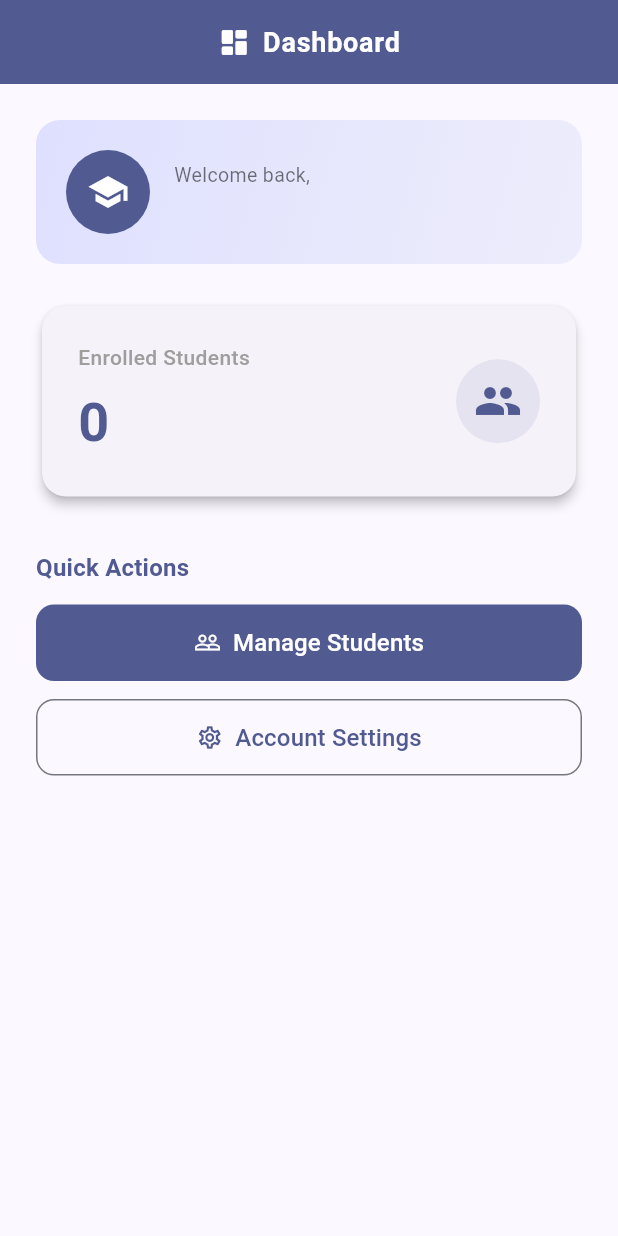
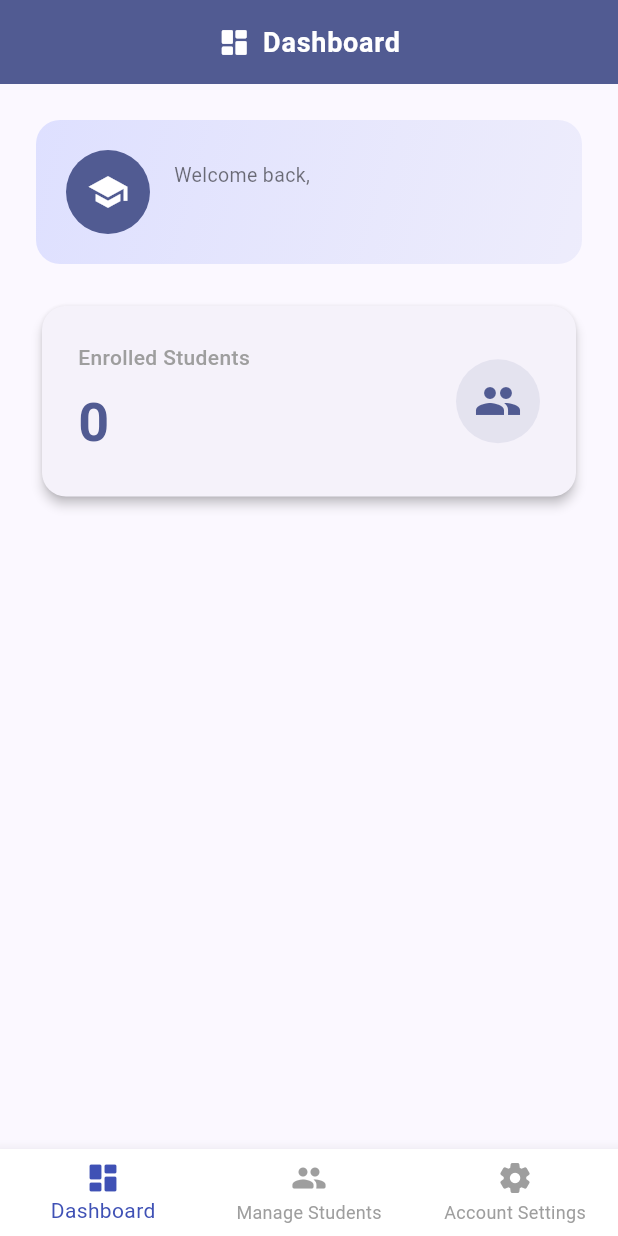
Before and after one commit to Charlenef11/student_information_app, a Flutter app: the screen it shows once a user with an empty profile is signed in, on a phone screen of 412 x 824 dp. Run offline on Flutter 3.47's test engine with Material 3 defaults, Android fonts, the phone set to English and light mode, and no system bars; our stand-ins replace cloud_firestore, firebase_auth, firebase_core; accounts and stored records are empty.

Commit message:
Added bottom navigation bar and updated dashboard

```diff
--- a/lib/main.dart
+++ b/lib/main.dart
@@ -1,10 +1,8 @@
-
-
 import 'package:firebase_auth/firebase_auth.dart';
 import 'package:firebase_core/firebase_core.dart';
 import 'package:flutter/material.dart';
+import 'package:student_information_app/pages/main_navigation.dart';
 import 'firebase_options.dart';
-import 'pages/dashboard_page.dart';
 import 'pages/login_page.dart';
 
 Future<void> main() async {
@@ -29,7 +27,7 @@ class StudentInformationApp extends StatelessWidget {
               body: Center(child: CircularProgressIndicator()),
             );
           }
-          return snapshot.hasData ? const DashboardPage() : const LoginPage();
+          return snapshot.hasData ? const MainNavigation() : const LoginPage();
         },
       ),
     );
--- a/lib/pages/dashboard_page.dart
+++ b/lib/pages/dashboard_page.dart
@@ -1,15 +1,19 @@
 import 'package:cloud_firestore/cloud_firestore.dart';
 import 'package:firebase_auth/firebase_auth.dart';
 import 'package:flutter/material.dart';
-import 'account_settings_page.dart';
-import 'students_page.dart';
 
 class DashboardPage extends StatelessWidget {
   const DashboardPage({super.key});
 
   @override
   Widget build(BuildContext context) {
-    final user = FirebaseAuth.instance.currentUser!;
+    final user = FirebaseAuth.instance.currentUser;
+    if (user == null) {
+      return const Scaffold(
+        body: Center(child: CircularProgressIndicator()),
+      );
+    }
+
     final students = FirebaseFirestore.instance
         .collection('users')
         .doc(user.uid)
@@ -18,7 +22,6 @@ class DashboardPage extends StatelessWidget {
     final theme = Theme.of(context);
 
     return Scaffold(
-      // Solid color AppBar na may icon at tugma sa tema
       appBar: AppBar(
         centerTitle: true,
         elevation: 0,
@@ -107,7 +110,10 @@ class DashboardPage extends StatelessWidget {
                     color: Colors.redAccent,
                     child: Padding(
                       padding: EdgeInsets.all(16.0),
-                      child: Text('Unable to load student count.', style: TextStyle(color: Colors.white)),
+                      child: Text(
+                        'Unable to load student count.',
+                        style: TextStyle(color: Colors.white),
+                      ),
                     ),
                   );
                 }
@@ -152,7 +158,9 @@ class DashboardPage extends StatelessWidget {
                         CircleAvatar(
                           radius: 28,
                           // ignore: deprecated_member_use
-                          backgroundColor: theme.colorScheme.primary.withOpacity(0.1),
+                          backgroundColor:
+                              // ignore: deprecated_member_use
+                              theme.colorScheme.primary.withOpacity(0.1),
                           child: Icon(
                             Icons.group,
                             size: 32,
@@ -165,54 +173,13 @@ class DashboardPage extends StatelessWidget {
                 );
               },
             ),
-            const SizedBox(height: 32),
-
-            // Navigation Actions
-            Text(
-              'Quick Actions',
-              style: theme.textTheme.titleMedium?.copyWith(
-                fontWeight: FontWeight.bold,
-                color: theme.colorScheme.primary,
-              ),
-            ),
-            const SizedBox(height: 12),
-
-            FilledButton.icon(
-              onPressed: () => Navigator.push(
-                context,
-                MaterialPageRoute(builder: (_) => const StudentsPage()),
-              ),
-              icon: const Icon(Icons.people_outline),
-              label: const Text('Manage Students', style: TextStyle(fontSize: 16)),
-              style: FilledButton.styleFrom(
-                padding: const EdgeInsets.symmetric(vertical: 14),
-                shape: RoundedRectangleBorder(
-                  borderRadius: BorderRadius.circular(12),
-                ),
-              ),
-            ),
-            const SizedBox(height: 12),
-
-            OutlinedButton.icon(
-              onPressed: () => Navigator.push(
-                context,
-                MaterialPageRoute(builder: (_) => const AccountSettingsPage()),
-              ),
-              icon: const Icon(Icons.settings_outlined),
-              label: const Text('Account Settings', style: TextStyle(fontSize: 16)),
-              style: OutlinedButton.styleFrom(
-                padding: const EdgeInsets.symmetric(vertical: 14),
-                shape: RoundedRectangleBorder(
-                  borderRadius: BorderRadius.circular(12),
-                ),
-              ),
-            ),
           ],
         ),
       ),
     );
   }
 }
+
 
 
 
@@ -224,6 +191,7 @@ class DashboardPage extends StatelessWidget {
 
 // class DashboardPage extends StatelessWidget {
 //   const DashboardPage({super.key});
+
 //   @override
 //   Widget build(BuildContext context) {
 //     final user = FirebaseAuth.instance.currentUser!;
@@ -231,53 +199,197 @@ class DashboardPage extends StatelessWidget {
 //         .collection('users')
 //         .doc(user.uid)
 //         .collection('students');
+
+//     final theme = Theme.of(context);
+
 //     return Scaffold(
-//       appBar: AppBar(title: const Text('Dashboard')),
+//       appBar: AppBar(
+//         centerTitle: true,
+//         elevation: 0,
+//         backgroundColor: theme.colorScheme.primary,
+//         foregroundColor: Colors.white,
+//         title: const Row(
+//           mainAxisSize: MainAxisSize.min,
+//           children: [
+//             Icon(Icons.dashboard_rounded, color: Colors.white, size: 22),
+//             SizedBox(width: 8),
+//             Text(
+//               'Dashboard',
+//               style: TextStyle(
+//                 color: Colors.white,
+//                 fontWeight: FontWeight.bold,
+//                 fontSize: 18,
+//                 letterSpacing: 0.5,
+//               ),
+//             ),
+//           ],
+//         ),
+//       ),
 //       body: Padding(
-//         padding: const EdgeInsets.all(20),
+//         padding: const EdgeInsets.all(24.0),
 //         child: Column(
 //           crossAxisAlignment: CrossAxisAlignment.stretch,
 //           children: [
-//             Text(
-//               'Welcome, ${user.email ?? 'User'}!',
-//               style: Theme.of(context).textTheme.titleLarge,
+//             // Welcome Banner Card
+//             Container(
+//               padding: const EdgeInsets.all(20),
+//               decoration: BoxDecoration(
+//                 gradient: LinearGradient(
+//                   colors: [
+//                     theme.colorScheme.primaryContainer,
+//                     // ignore: deprecated_member_use
+//                     theme.colorScheme.secondaryContainer.withOpacity(0.5),
+//                   ],
+//                   begin: Alignment.topLeft,
+//                   end: Alignment.bottomRight,
+//                 ),
+//                 borderRadius: BorderRadius.circular(16),
+//               ),
+//               child: Row(
+//                 children: [
+//                   CircleAvatar(
+//                     radius: 28,
+//                     backgroundColor: theme.colorScheme.primary,
+//                     child: Icon(
+//                       Icons.school,
+//                       color: theme.colorScheme.onPrimary,
+//                       size: 28,
+//                     ),
+//                   ),
+//                   const SizedBox(width: 16),
+//                   Expanded(
+//                     child: Column(
+//                       crossAxisAlignment: CrossAxisAlignment.start,
+//                       children: [
+//                         const Text(
+//                           'Welcome back,',
+//                           style: TextStyle(fontSize: 13, color: Colors.black54),
+//                         ),
+//                         const SizedBox(height: 2),
+//                         Text(
+//                           user.email ?? 'User',
+//                           style: const TextStyle(
+//                             fontSize: 15,
+//                             fontWeight: FontWeight.bold,
+//                           ),
+//                           overflow: TextOverflow.ellipsis,
+//                         ),
+//                       ],
+//                     ),
+//                   ),
+//                 ],
+//               ),
 //             ),
-//             const SizedBox(height: 20),
-//             StreamBuilder<QuerySnapshot<Map<String, dynamic>>>(
+//             const SizedBox(height: 24),
+
+//             // Statistics Card (Total Students)
+//             StreamBuilder<QuerySnapshot>(
 //               stream: students.snapshots(),
 //               builder: (context, snapshot) {
 //                 if (snapshot.hasError) {
-//                   return const Text('Unable to load student count.');
+//                   return const Card(
+//                     color: Colors.redAccent,
+//                     child: Padding(
+//                       padding: EdgeInsets.all(16.0),
+//                       child: Text('Unable to load student count.', style: TextStyle(color: Colors.white)),
+//                     ),
+//                   );
 //                 }
-//                 if (!snapshot.hasData) return const LinearProgressIndicator();
+//                 if (!snapshot.hasData) {
+//                   return const Center(child: LinearProgressIndicator());
+//                 }
+
+//                 final totalStudents = snapshot.data!.docs.length;
+
 //                 return Card(
+//                   elevation: 3,
+//                   shape: RoundedRectangleBorder(
+//                     borderRadius: BorderRadius.circular(16),
+//                   ),
 //                   child: Padding(
-//                     padding: const EdgeInsets.all(20),
-//                     child: Text(
-//                       'Total Students: ${snapshot.data!.docs.length}',
-//                       style: const TextStyle(fontSize: 22),
+//                     padding: const EdgeInsets.all(24.0),
+//                     child: Row(
+//                       mainAxisAlignment: MainAxisAlignment.spaceBetween,
+//                       children: [
+//                         Column(
+//                           crossAxisAlignment: CrossAxisAlignment.start,
+//                           children: [
+//                             const Text(
+//                               'Enrolled Students',
+//                               style: TextStyle(
+//                                 fontSize: 14,
+//                                 color: Colors.grey,
+//                                 fontWeight: FontWeight.w500,
+//                               ),
+//                             ),
+//                             const SizedBox(height: 8),
+//                             Text(
+//                               '$totalStudents',
+//                               style: TextStyle(
+//                                 fontSize: 36,
+//                                 fontWeight: FontWeight.bold,
+//                                 color: theme.colorScheme.primary,
+//                               ),
+//                             ),
+//                           ],
+//                         ),
+//                         CircleAvatar(
+//                           radius: 28,
+//                           // ignore: deprecated_member_use
+//                           backgroundColor: theme.colorScheme.primary.withOpacity(0.1),
+//                           child: Icon(
+//                             Icons.group,
+//                             size: 32,
+//                             color: theme.colorScheme.primary,
+//                           ),
+//                         ),
+//                       ],
 //                     ),
 //                   ),
 //                 );
 //               },
 //             ),
-//             const SizedBox(height: 20),
+//             const SizedBox(height: 32),
+
+//             // Navigation Actions
+//             Text(
+//               'Quick Actions',
+//               style: theme.textTheme.titleMedium?.copyWith(
+//                 fontWeight: FontWeight.bold,
+//                 color: theme.colorScheme.primary,
+//               ),
+//             ),
+//             const SizedBox(height: 12),
+
 //             FilledButton.icon(
 //               onPressed: () => Navigator.push(
 //                 context,
 //                 MaterialPageRoute(builder: (_) => const StudentsPage()),
 //               ),
-//               icon: const Icon(Icons.people),
-//               label: const Text('Manage Students'),
+//               icon: const Icon(Icons.people_outline),
+//               label: const Text('Manage Students', style: TextStyle(fontSize: 16)),
+//               style: FilledButton.styleFrom(
+//                 padding: const EdgeInsets.symmetric(vertical: 14),
+//                 shape: RoundedRectangleBorder(
+//                   borderRadius: BorderRadius.circular(12),
+//                 ),
+//               ),
 //             ),
 //             const SizedBox(height: 12),
+
 //             OutlinedButton.icon(
 //               onPressed: () => Navigator.push(
 //                 context,
 //                 MaterialPageRoute(builder: (_) => const AccountSettingsPage()),
 //               ),
-//               icon: const Icon(Icons.settings),
-//               label: const Text('Account Settings'),
+//               icon: const Icon(Icons.settings_outlined),
+//               label: const Text('Account Settings', style: TextStyle(fontSize: 16)),
+//               style: OutlinedButton.styleFrom(
+//                 padding: const EdgeInsets.symmetric(vertical: 14),
+//                 shape: RoundedRectangleBorder(
+//                   borderRadius: BorderRadius.circular(12),
+//                 ),
+//               ),
 //             ),
 //           ],
 //         ),
--- /dev/null
+++ b/lib/pages/main_navigation.dart
@@ -0,0 +1,56 @@
+import 'package:flutter/material.dart';
+import 'dashboard_page.dart';
+import 'students_page.dart';
+import 'account_settings_page.dart';
+
+class MainNavigation extends StatefulWidget {
+  const MainNavigation({super.key});
+
+  @override
+  State<MainNavigation> createState() => _MainNavigationState();
+}
+
+class _MainNavigationState extends State<MainNavigation> {
+  int _currentIndex = 0;
+
+  // 3 Pages: Dashboard, Manage Students, at Account Settings
+  final List<Widget> _pages = [
+    const DashboardPage(),
+    const StudentsPage(),
+    const AccountSettingsPage(),
+  ];
+
+  @override
+  Widget build(BuildContext context) {
+    return Scaffold(
+      body: _pages[_currentIndex],
+      bottomNavigationBar: BottomNavigationBar(
+        currentIndex: _currentIndex,
+        selectedItemColor: Colors.indigo,
+        unselectedItemColor: Colors.grey,
+        backgroundColor: Colors.white,
+        elevation: 8,
+        type: BottomNavigationBarType.fixed,
+        onTap: (index) {
+          setState(() {
+            _currentIndex = index;
+          });
+        },
+        items: const [
+          BottomNavigationBarItem(
+            icon: Icon(Icons.dashboard_rounded),
+            label: 'Dashboard',
+          ),
+          BottomNavigationBarItem(
+            icon: Icon(Icons.people_rounded),
+            label: 'Manage Students',
+          ),
+          BottomNavigationBarItem(
+            icon: Icon(Icons.settings_rounded),
+            label: 'Account Settings',
+          ),
+        ],
+      ),
+    );
+  }
+}
```
